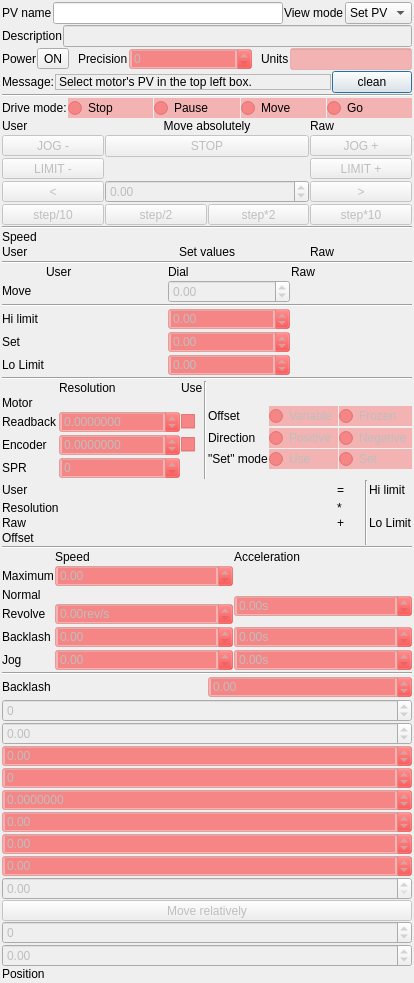
This is qcamotorgui/qcamotorgui-setup.ui in AustralianSynchrotron/motorcontrol as Qt 5 draws it before an edit. The edited form follows.
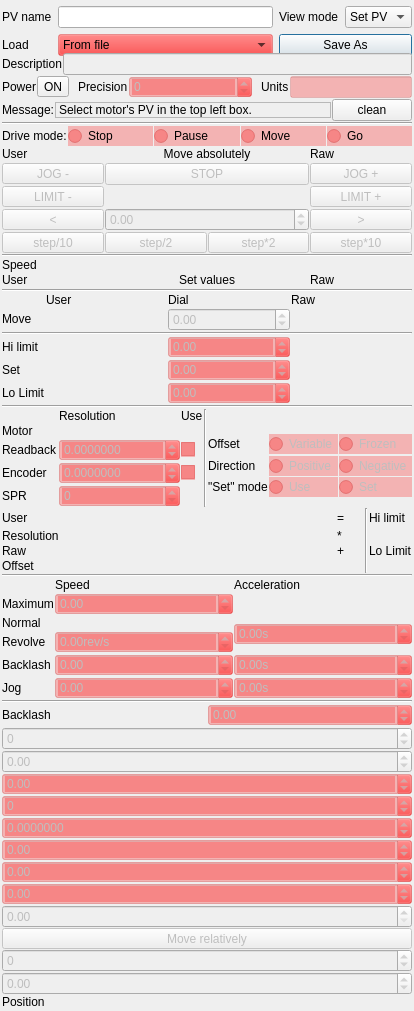
This is the edited form. Custom widgets are drawn as their Qt base class.

The edit to the form file:
```diff
--- a/qcamotorgui/qcamotorgui-setup.ui
+++ b/qcamotorgui/qcamotorgui-setup.ui
@@ -7,7 +7,7 @@
     <x>0</x>
     <y>0</y>
     <width>643</width>
-    <height>1223</height>
+    <height>1285</height>
    </rect>
   </property>
   <property name="sizePolicy">
@@ -37,31 +37,28 @@
        <verstretch>0</verstretch>
       </sizepolicy>
      </property>
-     <layout class="QHBoxLayout" name="horizontalLayout">
-      <property name="spacing">
-       <number>1</number>
-      </property>
+     <layout class="QGridLayout" name="gridLayout_4">
       <property name="sizeConstraint">
        <enum>QLayout::SetMinAndMaxSize</enum>
       </property>
       <property name="margin">
        <number>0</number>
       </property>
-      <item>
+      <item row="0" column="0">
        <widget class="QLabel" name="label_2">
         <property name="text">
          <string>PV name</string>
         </property>
        </widget>
       </item>
-      <item>
+      <item row="0" column="1">
        <widget class="QLineEdit" name="pv">
         <property name="readOnly">
          <bool>true</bool>
         </property>
        </widget>
       </item>
-      <item>
+      <item row="0" column="2">
        <widget class="QLabel" name="label_20">
         <property name="sizePolicy">
          <sizepolicy hsizetype="Fixed" vsizetype="Fixed">
@@ -74,7 +71,7 @@
         </property>
        </widget>
       </item>
-      <item>
+      <item row="0" column="3">
        <widget class="QComboBox" name="viewMode">
         <property name="sizePolicy">
          <sizepolicy hsizetype="Preferred" vsizetype="Fixed">
@@ -136,6 +133,32 @@
         </item>
        </widget>
       </item>
+      <item row="1" column="0">
+       <widget class="QLabel" name="label_52">
+        <property name="text">
+         <string>Load</string>
+        </property>
+       </widget>
+      </item>
+      <item row="1" column="1">
+       <widget class="QComboBox" name="loadConfig">
+        <property name="styleSheet">
+         <string notr="true">background-color: rgba(255, 0, 0,64);</string>
+        </property>
+        <item>
+         <property name="text">
+          <string>From file</string>
+         </property>
+        </item>
+       </widget>
+      </item>
+      <item row="1" column="2" colspan="2">
+       <widget class="QPushButton" name="saveConfig">
+        <property name="text">
+         <string>Save As</string>
+        </property>
+       </widget>
+      </item>
      </layout>
     </widget>
    </item>
```
